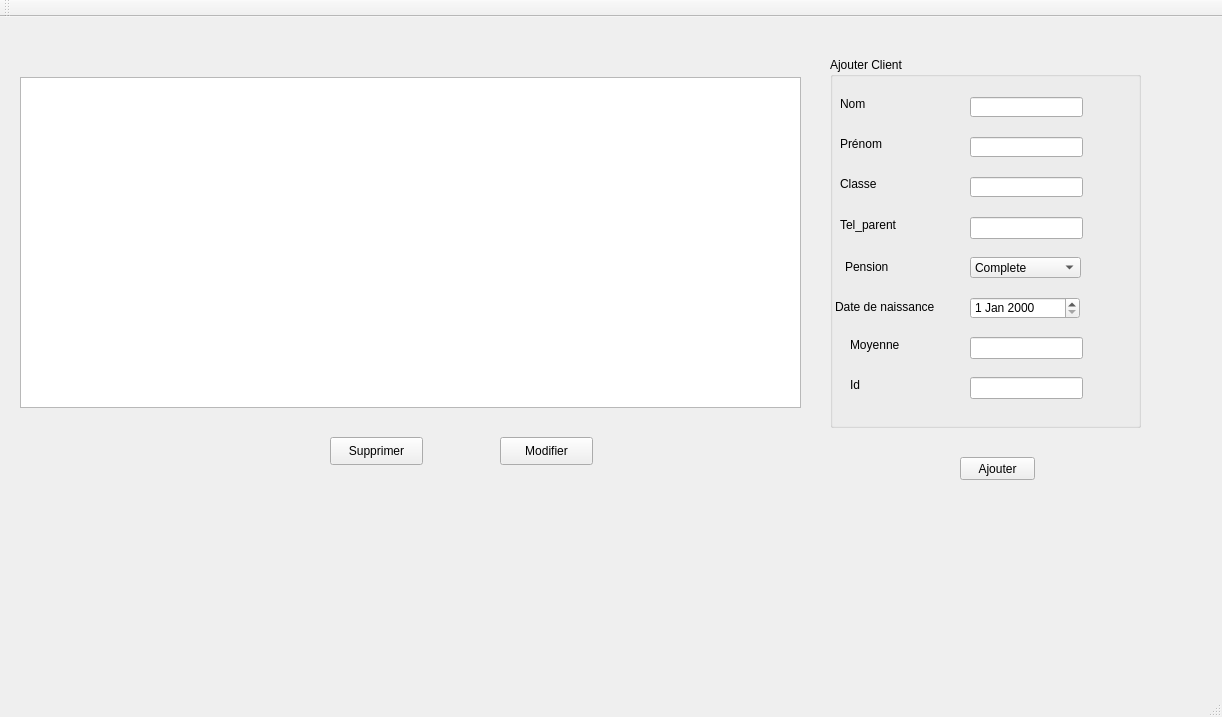
First picture: the form in garderie_scolaire/mainwindow.ui, repository Douabaghdadi/garderiescolaire, before the edit.
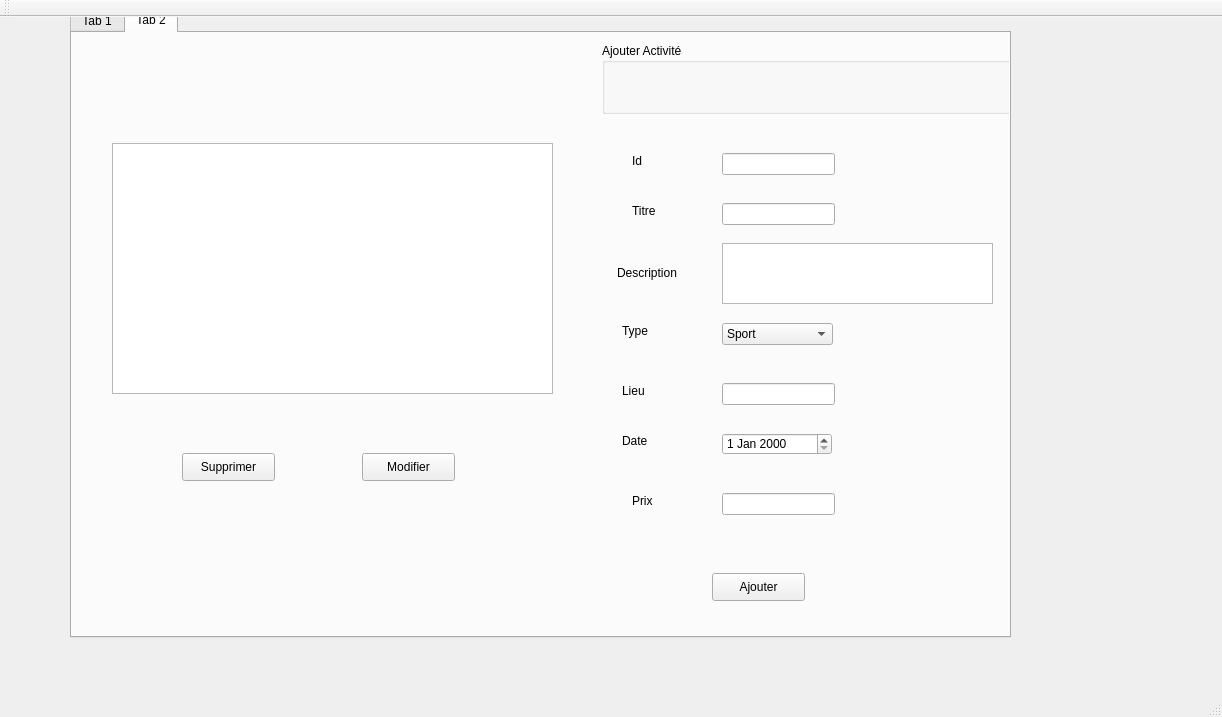
Second picture: the form after the edit. The open tabs and pages were chosen to show the change.

The edit to the form file:
```diff
--- a/garderie_scolaire/mainwindow.ui
+++ b/garderie_scolaire/mainwindow.ui
@@ -14,11 +14,40 @@
    <string>Gestion des Clients</string>
   </property>
   <widget class="QWidget" name="centralWidget">
+   <widget class="QTabWidget" name="tabWidget">
+    <property name="geometry">
+     <rect>
+      <x>70</x>
+      <y>-10</y>
+      <width>941</width>
+      <height>631</height>
+     </rect>
+    </property>
+    <property name="currentIndex">
+     <number>0</number>
+    </property>
+    <widget class="QWidget" name="tab">
+     <attribute name="title">
+      <string>Tab 1</string>
+     </attribute>
+     <widget class="QPushButton" name="pushButton_3">
+      <property name="geometry">
+       <rect>
+        <x>290</x>
+        <y>400</y>
+        <width>93</width>
+        <height>28</height>
+       </rect>
+      </property>
+      <property name="text">
+       <string>Modifier</string>
+      </property>
+     </widget>
    <widget class="QGroupBox" name="groupBox">
     <property name="geometry">
      <rect>
-      <x>830</x>
-      <y>40</y>
+        <x>640</x>
+        <y>30</y>
       <width>311</width>
       <height>371</height>
      </rect>
@@ -226,11 +255,34 @@
      </property>
     </widget>
    </widget>
+     <widget class="QPushButton" name="pushButton_2">
+      <property name="geometry">
+       <rect>
+        <x>100</x>
+        <y>400</y>
+        <width>93</width>
+        <height>28</height>
+       </rect>
+      </property>
+      <property name="text">
+       <string>Supprimer</string>
+      </property>
+     </widget>
+     <widget class="QTableView" name="tableView">
+      <property name="geometry">
+       <rect>
+        <x>30</x>
+        <y>140</y>
+        <width>471</width>
+        <height>241</height>
+       </rect>
+      </property>
+     </widget>
    <widget class="QPushButton" name="pushButton">
     <property name="geometry">
      <rect>
-      <x>960</x>
-      <y>440</y>
+        <x>770</x>
+        <y>420</y>
       <width>75</width>
       <height>23</height>
      </rect>
@@ -239,20 +291,266 @@
      <string>Ajouter</string>
     </property>
    </widget>
-   <widget class="QTableView" name="tableView">
+     <widget class="QLineEdit" name="search">
     <property name="geometry">
      <rect>
-      <x>20</x>
+        <x>360</x>
+        <y>30</y>
+        <width>113</width>
+        <height>21</height>
+       </rect>
+      </property>
+     </widget>
+     <widget class="QPushButton" name="pushButton_7">
+      <property name="geometry">
+       <rect>
+        <x>490</x>
+        <y>30</y>
+        <width>93</width>
+        <height>28</height>
+       </rect>
+      </property>
+      <property name="text">
+       <string>Chercher</string>
+      </property>
+     </widget>
+     <widget class="QRadioButton" name="radioButtonA">
+      <property name="geometry">
+       <rect>
+        <x>200</x>
+        <y>30</y>
+        <width>97</width>
+        <height>20</height>
+       </rect>
+      </property>
+      <property name="text">
+       <string>Ascendant</string>
+      </property>
+     </widget>
+     <widget class="QRadioButton" name="radioButtonD">
+      <property name="geometry">
+       <rect>
+        <x>200</x>
       <y>60</y>
-      <width>781</width>
-      <height>331</height>
-     </rect>
-    </property>
-   </widget>
-   <widget class="QPushButton" name="pushButton_2">
+        <width>97</width>
+        <height>20</height>
+       </rect>
+      </property>
+      <property name="text">
+       <string>Descendant</string>
+      </property>
+     </widget>
+     <widget class="QComboBox" name="comboBox">
     <property name="geometry">
      <rect>
-      <x>330</x>
+        <x>200</x>
+        <y>90</y>
+        <width>91</width>
+        <height>22</height>
+       </rect>
+      </property>
+      <item>
+       <property name="text">
+        <string>Par nom</string>
+       </property>
+      </item>
+      <item>
+       <property name="text">
+        <string>Par classe</string>
+       </property>
+      </item>
+      <item>
+       <property name="text">
+        <string>Par moyenne</string>
+       </property>
+      </item>
+     </widget>
+     <widget class="QPushButton" name="pushButton_8">
+      <property name="geometry">
+       <rect>
+        <x>60</x>
+        <y>40</y>
+        <width>93</width>
+        <height>28</height>
+       </rect>
+      </property>
+      <property name="text">
+       <string>Trier</string>
+      </property>
+     </widget>
+    </widget>
+    <widget class="QWidget" name="tab_2">
+     <attribute name="title">
+      <string>Tab 2</string>
+     </attribute>
+     <widget class="QLineEdit" name="id_A">
+      <property name="geometry">
+       <rect>
+        <x>650</x>
+        <y>120</y>
+        <width>113</width>
+        <height>22</height>
+       </rect>
+      </property>
+     </widget>
+     <widget class="QLabel" name="label_9">
+      <property name="geometry">
+       <rect>
+        <x>560</x>
+        <y>120</y>
+        <width>56</width>
+        <height>16</height>
+       </rect>
+      </property>
+      <property name="text">
+       <string>Id</string>
+      </property>
+     </widget>
+     <widget class="QLabel" name="label_10">
+      <property name="geometry">
+       <rect>
+        <x>560</x>
+        <y>170</y>
+        <width>56</width>
+        <height>16</height>
+       </rect>
+      </property>
+      <property name="text">
+       <string>Titre</string>
+      </property>
+     </widget>
+     <widget class="QLabel" name="label_11">
+      <property name="geometry">
+       <rect>
+        <x>545</x>
+        <y>230</y>
+        <width>71</width>
+        <height>20</height>
+       </rect>
+      </property>
+      <property name="text">
+       <string>Description</string>
+      </property>
+     </widget>
+     <widget class="QLineEdit" name="titre">
+      <property name="geometry">
+       <rect>
+        <x>650</x>
+        <y>170</y>
+        <width>113</width>
+        <height>22</height>
+       </rect>
+      </property>
+     </widget>
+     <widget class="QLabel" name="label_12">
+      <property name="geometry">
+       <rect>
+        <x>550</x>
+        <y>290</y>
+        <width>56</width>
+        <height>16</height>
+       </rect>
+      </property>
+      <property name="text">
+       <string>Type</string>
+      </property>
+     </widget>
+     <widget class="QLineEdit" name="lieu">
+      <property name="geometry">
+       <rect>
+        <x>650</x>
+        <y>350</y>
+        <width>113</width>
+        <height>22</height>
+       </rect>
+      </property>
+     </widget>
+     <widget class="QLabel" name="label_13">
+      <property name="geometry">
+       <rect>
+        <x>550</x>
+        <y>350</y>
+        <width>56</width>
+        <height>16</height>
+       </rect>
+      </property>
+      <property name="text">
+       <string>Lieu</string>
+      </property>
+     </widget>
+     <widget class="QDateEdit" name="date_A">
+      <property name="geometry">
+       <rect>
+        <x>650</x>
+        <y>400</y>
+        <width>110</width>
+        <height>22</height>
+       </rect>
+      </property>
+     </widget>
+     <widget class="QLabel" name="label_14">
+      <property name="geometry">
+       <rect>
+        <x>550</x>
+        <y>400</y>
+        <width>56</width>
+        <height>16</height>
+       </rect>
+      </property>
+      <property name="text">
+       <string>Date</string>
+      </property>
+     </widget>
+     <widget class="QLabel" name="label_15">
+      <property name="geometry">
+       <rect>
+        <x>560</x>
+        <y>460</y>
+        <width>56</width>
+        <height>16</height>
+       </rect>
+      </property>
+      <property name="text">
+       <string>Prix</string>
+      </property>
+     </widget>
+     <widget class="QLineEdit" name="prix">
+      <property name="geometry">
+       <rect>
+        <x>650</x>
+        <y>460</y>
+        <width>113</width>
+        <height>22</height>
+       </rect>
+      </property>
+     </widget>
+     <widget class="QPushButton" name="pushButton_4">
+      <property name="geometry">
+       <rect>
+        <x>640</x>
+        <y>540</y>
+        <width>93</width>
+        <height>28</height>
+       </rect>
+      </property>
+      <property name="text">
+       <string>Ajouter</string>
+      </property>
+     </widget>
+     <widget class="QTableView" name="tableView_2">
+      <property name="geometry">
+       <rect>
+        <x>40</x>
+        <y>110</y>
+        <width>441</width>
+        <height>251</height>
+       </rect>
+      </property>
+     </widget>
+     <widget class="QPushButton" name="pushButton_5">
+      <property name="geometry">
+       <rect>
+        <x>110</x>
       <y>420</y>
       <width>93</width>
       <height>28</height>
@@ -262,10 +560,10 @@
      <string>Supprimer</string>
     </property>
    </widget>
-   <widget class="QPushButton" name="pushButton_3">
+     <widget class="QPushButton" name="pushButton_6">
     <property name="geometry">
      <rect>
-      <x>500</x>
+        <x>290</x>
       <y>420</y>
       <width>93</width>
       <height>28</height>
@@ -274,6 +572,56 @@
     <property name="text">
      <string>Modifier</string>
     </property>
+     </widget>
+     <widget class="QComboBox" name="type">
+      <property name="geometry">
+       <rect>
+        <x>650</x>
+        <y>290</y>
+        <width>111</width>
+        <height>22</height>
+       </rect>
+      </property>
+      <item>
+       <property name="text">
+        <string>Sport</string>
+       </property>
+      </item>
+      <item>
+       <property name="text">
+        <string>Intelectuelle</string>
+       </property>
+      </item>
+      <item>
+       <property name="text">
+        <string>Artistique</string>
+       </property>
+      </item>
+     </widget>
+     <widget class="QTextEdit" name="description">
+      <property name="geometry">
+       <rect>
+        <x>650</x>
+        <y>210</y>
+        <width>271</width>
+        <height>61</height>
+       </rect>
+      </property>
+     </widget>
+     <widget class="QGroupBox" name="groupBox_2">
+      <property name="geometry">
+       <rect>
+        <x>530</x>
+        <y>10</y>
+        <width>431</width>
+        <height>71</height>
+       </rect>
+      </property>
+      <property name="title">
+       <string>Ajouter Activité</string>
+      </property>
+     </widget>
+    </widget>
    </widget>
   </widget>
   <widget class="QMenuBar" name="menuBar">
```
Lines whose indentation alone changed are shown as unchanged.
